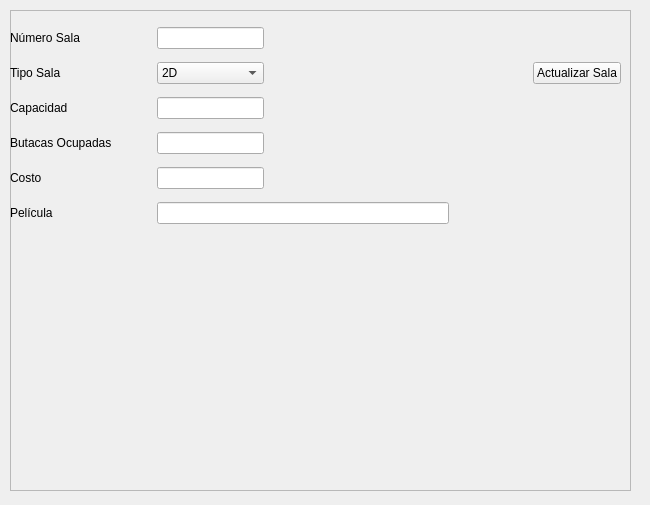
This is Vistas/salaModifica.ui in neoengelus/cinemar as Qt 5 draws it before an edit. The edited form follows.
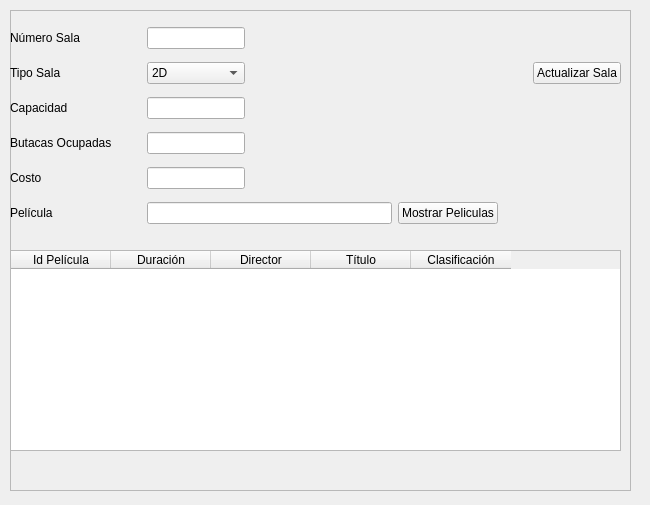
This is the edited form.

Commit message: More UI Changes and Logic to Sala

The edit to the form file:
```diff
--- a/Vistas/salaModifica.ui
+++ b/Vistas/salaModifica.ui
@@ -220,6 +220,9 @@
        <property name="text">
         <string/>
        </property>
+       <property name="readOnly">
+        <bool>true</bool>
+       </property>
       </widget>
      </item>
      <item row="5" column="2" colspan="6">
@@ -229,8 +232,56 @@
        </property>
       </widget>
      </item>
+     <item row="5" column="8">
+      <widget class="QPushButton" name="btnMostrarPeli">
+       <property name="text">
+        <string>Mostrar Peliculas</string>
+       </property>
+      </widget>
+     </item>
     </layout>
    </widget>
+   <widget class="QTableWidget" name="tabla">
+    <property name="enabled">
+     <bool>true</bool>
+    </property>
+    <property name="geometry">
+     <rect>
+      <x>0</x>
+      <y>240</y>
+      <width>611</width>
+      <height>201</height>
+     </rect>
+    </property>
+    <property name="showGrid">
+     <bool>true</bool>
+    </property>
+    <column>
+     <property name="text">
+      <string>Id Película</string>
+     </property>
+    </column>
+    <column>
+     <property name="text">
+      <string>Duración</string>
+     </property>
+    </column>
+    <column>
+     <property name="text">
+      <string>Director</string>
+     </property>
+    </column>
+    <column>
+     <property name="text">
+      <string>Título</string>
+     </property>
+    </column>
+    <column>
+     <property name="text">
+      <string>Clasificación</string>
+     </property>
+    </column>
+   </widget>
   </widget>
  </widget>
  <resources/>
```
The commit also changes 4 other files.
